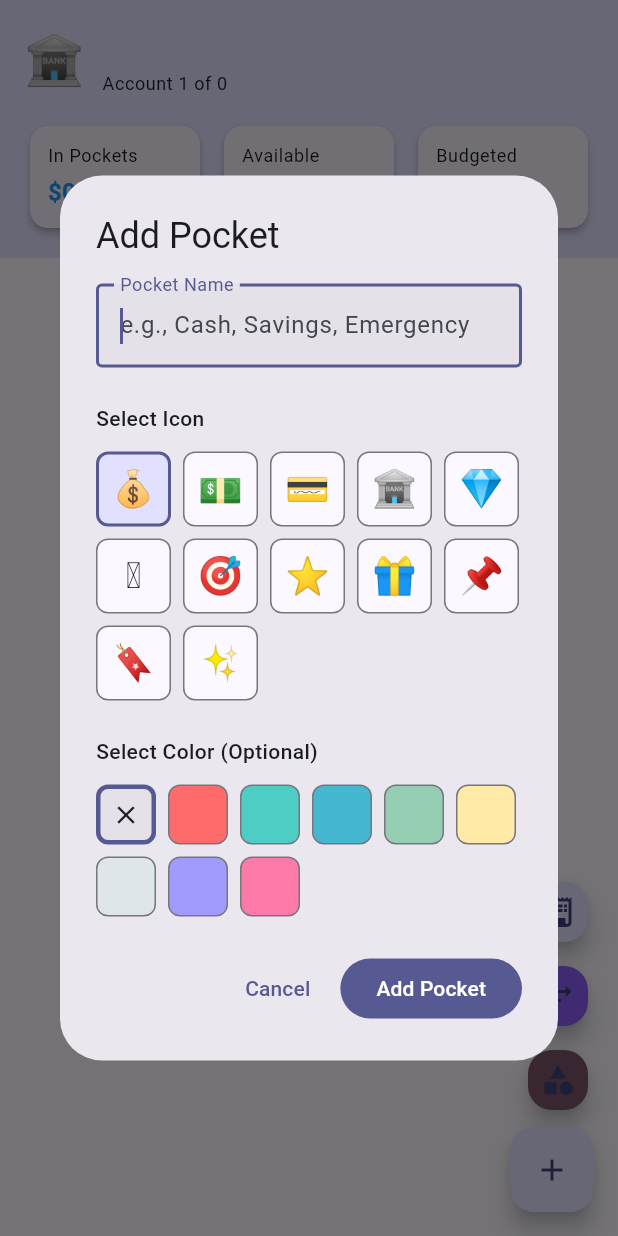
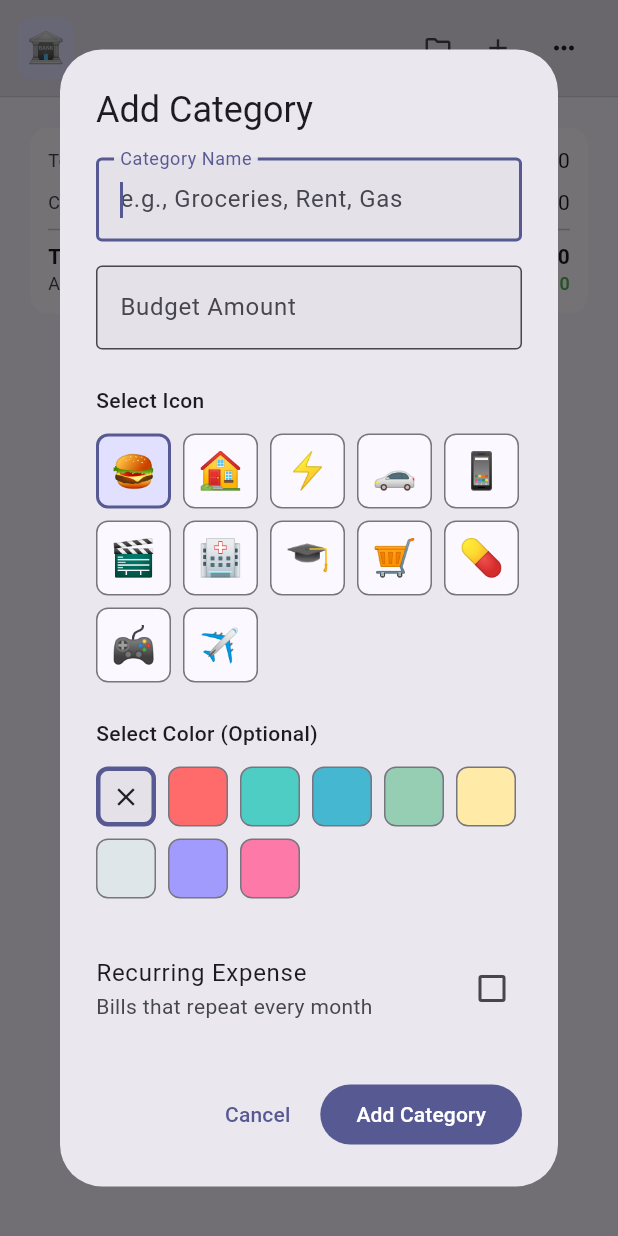
Before and after one commit to Rightiouslight/budget_pillars, a Flutter app: the AccountBoardWidget widget shown alone on an empty page, opened directly with empty values, after a tap on the "add" icon, on a phone screen of 412 x 824 dp. Run offline on Flutter 3.47's test engine with Material 3 defaults, Android fonts, the phone set to English and light mode, and no system bars; our stand-ins replace cloud_firestore, csv, file_picker, firebase_auth, firebase_core, fl_chart and 4 more; missing offline and left inert: dart:html; accounts and stored records are empty.

Commit message:
account board

```diff
--- a/lib/features/dashboard/widgets/account_board_widget.dart
+++ b/lib/features/dashboard/widgets/account_board_widget.dart
@@ -3,8 +3,6 @@ import 'package:flutter_riverpod/flutter_riverpod.dart';
 import '../../../data/models/account.dart';
 import '../dialogs/add_pocket_dialog.dart';
 import '../dialogs/add_category_dialog.dart';
-import '../dialogs/add_expense_dialog.dart';
-import '../dialogs/transfer_funds_dialog.dart';
 import '../dashboard_controller.dart';
 import 'pocket_card_widget.dart';
 import 'category_card_widget.dart';
@@ -26,7 +24,7 @@ class AccountBoardWidget extends ConsumerWidget {
   Widget build(BuildContext context, WidgetRef ref) {
     // Calculate account summary
     double totalInPockets = 0;
-    double totalBudgeted = 0;
+    double currentBudget = 0;
 
     for (final card in account.cards) {
       card.when(
@@ -46,121 +44,226 @@ class AccountBoardWidget extends ConsumerWidget {
               destinationPocketId,
               destinationAccountId,
             ) {
-              totalBudgeted += budgetValue;
+              final remaining = budgetValue - currentValue;
+              if (remaining > 0) {
+                currentBudget += remaining;
+              }
             },
       );
     }
 
-    final availableToBudget = totalInPockets - totalBudgeted;
+    final totalFunds = totalInPockets;
+    final availableToBudget = totalFunds - currentBudget;
 
-    return Stack(
+    return Column(
       children: [
-        Column(
+        // Account Header with toolbar
+        Container(
+          padding: const EdgeInsets.symmetric(horizontal: 12, vertical: 8),
+          decoration: BoxDecoration(
+            color: Theme.of(context).colorScheme.surfaceContainerHighest,
+            border: Border(
+              bottom: BorderSide(
+                color: Theme.of(context).colorScheme.outline.withOpacity(0.2),
+              ),
+            ),
+          ),
+          child: Row(
             children: [
-            // Account Header with Summary
+              // Account Icon
               Container(
-              padding: const EdgeInsets.all(16),
+                padding: const EdgeInsets.all(6),
+                decoration: BoxDecoration(
                   color: Theme.of(context).colorScheme.primaryContainer,
-              child: Column(
-                crossAxisAlignment: CrossAxisAlignment.start,
-                children: [
-                  // Account name and navigation indicator
-                  Row(
-                    children: [
-                      Text(
+                  borderRadius: BorderRadius.circular(8),
+                ),
+                child: Text(
                   _getValidIcon(account.icon),
-                        style: const TextStyle(fontSize: 32),
+                  style: const TextStyle(fontSize: 20),
+                ),
               ),
               const SizedBox(width: 12),
+
+              // Account Name
               Expanded(
-                        child: Column(
-                          crossAxisAlignment: CrossAxisAlignment.start,
+                child: Text(
+                  account.name,
+                  style: Theme.of(context).textTheme.titleLarge?.copyWith(
+                        fontWeight: FontWeight.bold,
+                      ),
+                  overflow: TextOverflow.ellipsis,
+                ),
+              ),
+
+              // Action Buttons
+              Row(
+                mainAxisSize: MainAxisSize.min,
                 children: [
-                            Text(
-                              account.name,
-                              style: Theme.of(context).textTheme.headlineSmall,
+                  // Add Pocket
+                  Tooltip(
+                    message: 'Add Pocket',
+                    child: IconButton(
+                      icon: const Icon(Icons.folder_outlined, size: 20),
+                      onPressed: () => _showAddPocketDialog(context),
+                      visualDensity: VisualDensity.compact,
                     ),
-                            Text(
-                              'Account ${accountIndex + 1} of $totalAccounts',
-                              style: Theme.of(context).textTheme.bodySmall,
                   ),
+
+                  // Add Category
+                  Tooltip(
+                    message: 'Add Category',
+                    child: IconButton(
+                      icon: const Icon(Icons.add, size: 20),
+                      onPressed: () => _showAddCategoryDialog(context),
+                      visualDensity: VisualDensity.compact,
+                    ),
+                  ),
+
+                  // More Menu
+                  PopupMenuButton<String>(
+                    icon: const Icon(Icons.more_horiz, size: 20),
+                    padding: EdgeInsets.zero,
+                    onSelected: (value) {
+                      switch (value) {
+                        case 'reorder':
+                          // TODO: Implement reorder mode
+                          break;
+                        case 'edit':
+                          _showEditAccountDialog(context);
+                          break;
+                        case 'delete':
+                          _showDeleteAccountDialog(context, ref);
+                          break;
+                      }
+                    },
+                    itemBuilder: (context) => [
+                      const PopupMenuItem(
+                        value: 'reorder',
+                        child: Row(
+                          children: [
+                            Icon(Icons.reorder, size: 18),
+                            SizedBox(width: 12),
+                            Text('Reorder Items'),
                           ],
                         ),
                       ),
-                      // Reorder buttons (only show if more than 1 account)
-                      if (totalAccounts > 1) ...[
-                        IconButton(
-                          icon: const Icon(Icons.chevron_left),
-                          onPressed: accountIndex > 0
-                              ? () {
-                                  ref
-                                      .read(
-                                        dashboardControllerProvider.notifier,
-                                      )
-                                      .reorderAccounts(
-                                        oldIndex: accountIndex,
-                                        newIndex: accountIndex - 1,
-                                      );
-                                }
-                              : null,
-                          tooltip: 'Move Left',
-                          iconSize: 20,
-                        ),
-                        IconButton(
-                          icon: const Icon(Icons.chevron_right),
-                          onPressed: accountIndex < totalAccounts - 1
-                              ? () {
-                                  ref
-                                      .read(
-                                        dashboardControllerProvider.notifier,
-                                      )
-                                      .reorderAccounts(
-                                        oldIndex: accountIndex,
-                                        newIndex: accountIndex + 1,
-                                      );
-                                }
-                              : null,
-                          tooltip: 'Move Right',
-                          iconSize: 20,
-                        ),
-                      ],
+                      const PopupMenuDivider(),
+                      const PopupMenuItem(
+                        value: 'edit',
+                        child: Row(
+                          children: [
+                            Icon(Icons.edit, size: 18),
+                            SizedBox(width: 12),
+                            Text('Edit Account'),
                           ],
                         ),
-                  const SizedBox(height: 16),
-
-                  // Summary Cards
-                  Row(
+                      ),
+                      const PopupMenuItem(
+                        value: 'delete',
+                        child: Row(
                           children: [
-                      Expanded(
-                        child: _SummaryCard(
-                          label: 'In Pockets',
-                          amount: totalInPockets,
-                          color: Colors.blue,
-                        ),
-                      ),
-                      const SizedBox(width: 8),
-                      Expanded(
-                        child: _SummaryCard(
-                          label: 'Available',
-                          amount: availableToBudget,
-                          color: availableToBudget >= 0
-                              ? Colors.green
-                              : Colors.red,
-                        ),
-                      ),
-                      const SizedBox(width: 8),
-                      Expanded(
-                        child: _SummaryCard(
-                          label: 'Budgeted',
-                          amount: totalBudgeted,
-                          color: Colors.orange,
+                            Icon(Icons.delete, size: 18, color: Colors.red),
+                            SizedBox(width: 12),
+                            Text('Delete Account',
+                                style: TextStyle(color: Colors.red)),
+                          ],
                         ),
                       ),
                     ],
                   ),
                 ],
               ),
+            ],
           ),
+        ),
+
+        // Content Area
+        Expanded(
+          child: Container(
+            color: Theme.of(context).colorScheme.surfaceContainerLow,
+            padding: const EdgeInsets.all(16),
+            child: Column(
+              children: [
+                // Summary Card
+                Card(
+                  elevation: 0,
+                  color: Theme.of(context).colorScheme.surface,
+                  child: Padding(
+                    padding: const EdgeInsets.all(12),
+                    child: Column(
+                      children: [
+                        _SummaryRow(
+                          label: 'Total in Pockets',
+                          amount: totalInPockets,
+                        ),
+                        const SizedBox(height: 8),
+                        _SummaryRow(
+                          label: 'Current Budget',
+                          amount: currentBudget,
+                        ),
+                        const Divider(height: 16),
+                        Row(
+                          mainAxisAlignment: MainAxisAlignment.spaceBetween,
+                          children: [
+                            Column(
+                              crossAxisAlignment: CrossAxisAlignment.start,
+                              children: [
+                                Text(
+                                  'Total Funds',
+                                  style: Theme.of(context)
+                                      .textTheme
+                                      .bodyMedium
+                                      ?.copyWith(
+                                        fontWeight: FontWeight.w600,
+                                      ),
+                                ),
+                                Text(
+                                  'Available',
+                                  style: Theme.of(context)
+                                      .textTheme
+                                      .bodySmall
+                                      ?.copyWith(
+                                        color: Theme.of(context)
+                                            .colorScheme
+                                            .onSurfaceVariant,
+                                      ),
+                                ),
+                              ],
+                            ),
+                            Column(
+                              crossAxisAlignment: CrossAxisAlignment.end,
+                              children: [
+                                Text(
+                                  '\$${totalFunds.toStringAsFixed(2)}',
+                                  style: Theme.of(context)
+                                      .textTheme
+                                      .bodyMedium
+                                      ?.copyWith(
+                                        fontWeight: FontWeight.w600,
+                                      ),
+                                ),
+                                Text(
+                                  '\$${availableToBudget.toStringAsFixed(2)}',
+                                  style: Theme.of(context)
+                                      .textTheme
+                                      .bodySmall
+                                      ?.copyWith(
+                                        color: availableToBudget >= 0
+                                            ? Colors.green
+                                            : Colors.red,
+                                        fontWeight: FontWeight.w500,
+                                      ),
+                                ),
+                              ],
+                            ),
+                          ],
+                        ),
+                      ],
+                    ),
+                  ),
+                ),
+
+                const SizedBox(height: 16),
 
                 // Cards List
                 Expanded(
@@ -172,25 +275,40 @@ class AccountBoardWidget extends ConsumerWidget {
                               Icon(
                                 Icons.inbox_outlined,
                                 size: 64,
-                            color: Theme.of(
-                              context,
-                            ).colorScheme.onSurfaceVariant.withOpacity(0.5),
+                                color: Theme.of(context)
+                                    .colorScheme
+                                    .onSurfaceVariant
+                                    .withOpacity(0.5),
                               ),
                               const SizedBox(height: 16),
                               Text(
                                 'No pockets or categories yet',
-                            style: Theme.of(context).textTheme.bodyLarge
+                                style: Theme.of(context)
+                                    .textTheme
+                                    .bodyLarge
                                     ?.copyWith(
-                                  color: Theme.of(
-                                    context,
-                                  ).colorScheme.onSurfaceVariant,
+                                      color: Theme.of(context)
+                                          .colorScheme
+                                          .onSurfaceVariant,
+                                    ),
+                              ),
+                              const SizedBox(height: 8),
+                              Text(
+                                'Add a pocket or category to get started',
+                                style: Theme.of(context)
+                                    .textTheme
+                                    .bodySmall
+                                    ?.copyWith(
+                                      color: Theme.of(context)
+                                          .colorScheme
+                                          .onSurfaceVariant,
                                     ),
                               ),
                             ],
                           ),
                         )
                       : ReorderableListView.builder(
-                      padding: const EdgeInsets.all(16),
+                          padding: EdgeInsets.zero,
                           itemCount: account.cards.length,
                           onReorder: (oldIndex, newIndex) {
                             ref
@@ -253,127 +371,94 @@ class AccountBoardWidget extends ConsumerWidget {
                 ),
               ],
             ),
-
-        // Action Buttons
-        Positioned(
-          right: 16,
-          bottom: 16,
-          child: Column(
-            mainAxisSize: MainAxisSize.min,
-            crossAxisAlignment: CrossAxisAlignment.end,
-            children: [
-              // Add Expense Button
-              FloatingActionButton.small(
-                heroTag: 'expense_${account.id}',
-                onPressed: () {
-                  showDialog(
-                    context: context,
-                    builder: (context) => AddExpenseDialog(
-                      accountId: account.id,
-                      cards: account.cards,
-                    ),
-                  );
-                },
-                child: const Icon(Icons.receipt_long),
-                tooltip: 'Add Expense',
-              ),
-              const SizedBox(height: 8),
-
-              // Transfer Funds Button
-              FloatingActionButton.small(
-                heroTag: 'transfer_${account.id}',
-                onPressed: () {
-                  showDialog(
-                    context: context,
-                    builder: (context) => TransferFundsDialog(
-                      accountId: account.id,
-                      cards: account.cards,
-                    ),
-                  );
-                },
-                backgroundColor: Theme.of(context).colorScheme.secondary,
-                child: const Icon(Icons.swap_horiz),
-                tooltip: 'Transfer Funds',
-              ),
-              const SizedBox(height: 8),
-
-              // Add Category Button
-              FloatingActionButton.small(
-                heroTag: 'category_${account.id}',
-                onPressed: () {
-                  showDialog(
-                    context: context,
-                    builder: (context) =>
-                        AddCategoryDialog(accountId: account.id),
-                  );
-                },
-                backgroundColor: Theme.of(context).colorScheme.tertiary,
-                child: const Icon(Icons.category),
-                tooltip: 'Add Category',
-              ),
-              const SizedBox(height: 8),
-
-              // Add Pocket Button
-              FloatingActionButton(
-                heroTag: 'pocket_${account.id}',
-                onPressed: () {
-                  showDialog(
-                    context: context,
-                    builder: (context) =>
-                        AddPocketDialog(accountId: account.id),
-                  );
-                },
-                child: const Icon(Icons.add),
-                tooltip: 'Add Pocket',
-              ),
-            ],
           ),
         ),
       ],
     );
   }
 
+  void _showAddPocketDialog(BuildContext context) {
+    showDialog(
+      context: context,
+      builder: (context) => AddPocketDialog(accountId: account.id),
+    );
+  }
+
+  void _showAddCategoryDialog(BuildContext context) {
+    showDialog(
+      context: context,
+      builder: (context) => AddCategoryDialog(accountId: account.id),
+    );
+  }
+
+  void _showEditAccountDialog(BuildContext context) {
+    // TODO: Implement edit account dialog
+    ScaffoldMessenger.of(context).showSnackBar(
+      const SnackBar(content: Text('Edit account feature coming soon')),
+    );
+  }
+
+  void _showDeleteAccountDialog(BuildContext context, WidgetRef ref) {
+    showDialog(
+      context: context,
+      builder: (context) => AlertDialog(
+        title: const Text('Delete Account'),
+        content: Text('Are you sure you want to delete "${account.name}"?'),
+        actions: [
+          TextButton(
+            onPressed: () => Navigator.of(context).pop(),
+            child: const Text('Cancel'),
+          ),
+          FilledButton(
+            onPressed: () async {
+              Navigator.of(context).pop();
+              await ref
+                  .read(dashboardControllerProvider.notifier)
+                  .deleteAccount(account.id);
+            },
+            style: FilledButton.styleFrom(
+              backgroundColor: Colors.red,
+            ),
+            child: const Text('Delete'),
+          ),
+        ],
+      ),
+    );
+  }
+
   String _getValidIcon(String icon) {
-    // Check if icon matches one of our valid account icons
     if (AppIcons.isValidAccountIcon(icon)) {
       return icon;
     }
-    // Return default icon if not found
     return AppIcons.defaultAccountIcon;
   }
 }
 
-class _SummaryCard extends StatelessWidget {
+class _SummaryRow extends StatelessWidget {
   final String label;
   final double amount;
-  final Color color;
 
-  const _SummaryCard({
+  const _SummaryRow({
     required this.label,
     required this.amount,
-    required this.color,
   });
 
   @override
   Widget build(BuildContext context) {
-    return Card(
-      child: Padding(
-        padding: const EdgeInsets.all(12),
-        child: Column(
-          crossAxisAlignment: CrossAxisAlignment.start,
+    return Row(
+      mainAxisAlignment: MainAxisAlignment.spaceBetween,
       children: [
-            Text(label, style: Theme.of(context).textTheme.bodySmall),
-            const SizedBox(height: 4),
+        Text(
+          label,
+          style: Theme.of(context).textTheme.bodySmall?.copyWith(
+                color: Theme.of(context).colorScheme.onSurfaceVariant,
+              ),
+        ),
         Text(
           '\$${amount.toStringAsFixed(2)}',
-              style: Theme.of(context).textTheme.titleMedium?.copyWith(
-                color: color,
-                fontWeight: FontWeight.bold,
-              ),
+          style: Theme.of(context).textTheme.bodyMedium,
         ),
       ],
-        ),
-      ),
     );
   }
 }
```
Lines whose indentation alone changed are shown as unchanged.
